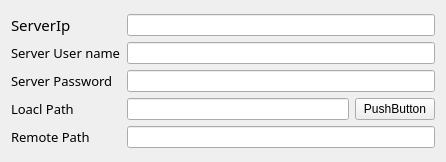
This is FileTransfer/ServerInfoConfigration.ui in pengjianaixue/FileTransfer as Qt 5 draws it before an edit. The edited form follows.
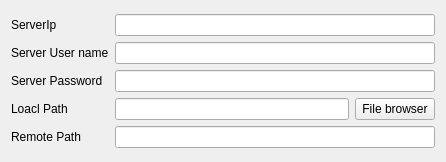
This is the edited form.

```diff
--- a/FileTransfer/ServerInfoConfigration.ui
+++ b/FileTransfer/ServerInfoConfigration.ui
@@ -20,12 +20,6 @@
       <layout class="QVBoxLayout" name="verticalLayout">
        <item>
         <widget class="QLabel" name="label">
-         <property name="font">
-          <font>
-           <family>Fira Mono Medium</family>
-           <pointsize>11</pointsize>
-          </font>
-         </property>
          <property name="text">
           <string>ServerIp</string>
          </property>
@@ -33,12 +27,6 @@
        </item>
        <item>
         <widget class="QLabel" name="label_2">
-         <property name="font">
-          <font>
-           <family>Fira Mono Medium</family>
-           <pointsize>10</pointsize>
-          </font>
-         </property>
          <property name="text">
           <string>Server User name</string>
          </property>
@@ -46,12 +34,6 @@
        </item>
        <item>
         <widget class="QLabel" name="label_3">
-         <property name="font">
-          <font>
-           <family>Fira Mono Medium</family>
-           <pointsize>10</pointsize>
-          </font>
-         </property>
          <property name="text">
           <string>Server Password</string>
          </property>
@@ -59,12 +41,6 @@
        </item>
        <item>
         <widget class="QLabel" name="label_4">
-         <property name="font">
-          <font>
-           <family>Fira Mono Medium</family>
-           <pointsize>10</pointsize>
-          </font>
-         </property>
          <property name="text">
           <string>Loacl Path</string>
          </property>
@@ -72,12 +48,6 @@
        </item>
        <item>
         <widget class="QLabel" name="label_5">
-         <property name="font">
-          <font>
-           <family>Fira Mono Medium</family>
-           <pointsize>10</pointsize>
-          </font>
-         </property>
          <property name="text">
           <string>Remote Path</string>
          </property>
@@ -108,7 +78,7 @@
          <item>
           <widget class="QPushButton" name="pushButton">
            <property name="text">
-            <string>PushButton</string>
+            <string>File browser</string>
            </property>
           </widget>
          </item>
```
Left out of the diff: 13 changed lines with no effect on the pictures.
